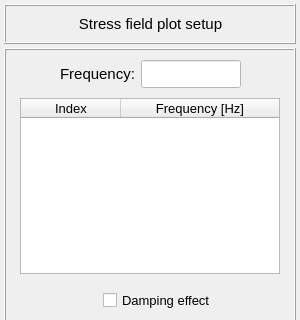
Old version of the form pulse/interface/ui_files/plots/results/structural/plot_stresses_field_for_harmonic_analysis.ui in the repository open-pulse/OpenPulse; both pictures show x 0 to 300 and y 0 to 320 of the 300 by 460 pixel window.
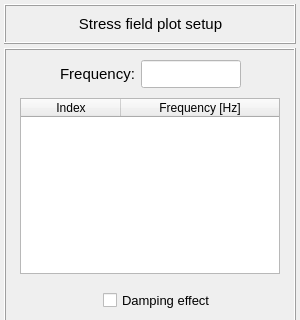
New version of the form.

What changed in the file:
```diff
--- a/pulse/interface/ui_files/plots/results/structural/plot_stresses_field_for_harmonic_analysis.ui
+++ b/pulse/interface/ui_files/plots/results/structural/plot_stresses_field_for_harmonic_analysis.ui
@@ -210,7 +210,7 @@
             <property name="font">
              <font>
               <family>MS Shell Dlg 2</family>
-              <pointsize>10</pointsize>
+              <pointsize>9</pointsize>
              </font>
             </property>
             <property name="textAlignment">
@@ -224,7 +224,7 @@
             <property name="font">
              <font>
               <family>MS Shell Dlg 2</family>
-              <pointsize>10</pointsize>
+              <pointsize>9</pointsize>
               <weight>50</weight>
               <italic>false</italic>
               <bold>false</bold>
```
Left out of the diff: 84 changed lines with no effect on the pictures.
